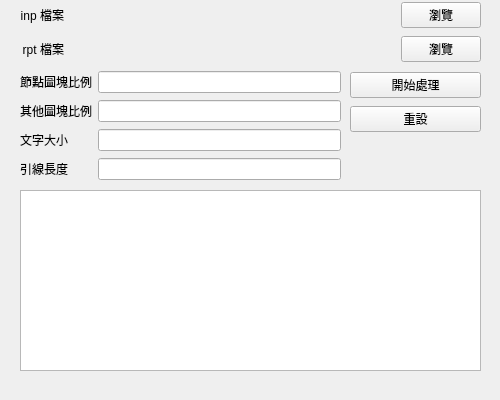
The window that ui.ui (lihsin2000/epa2hydchart) describes before a commit, drawn with Qt 5.
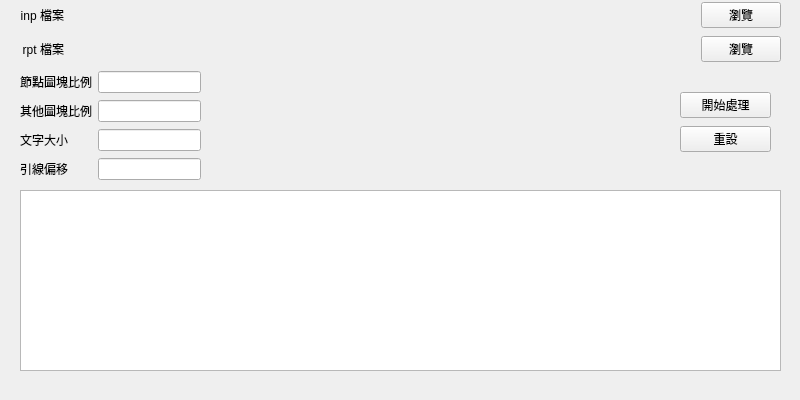
The same window after the commit. Icons and pictures are not drawn.

The edit to the form file:
```diff
--- a/ui.ui
+++ b/ui.ui
@@ -6,19 +6,19 @@
    <rect>
     <x>0</x>
     <y>0</y>
-    <width>500</width>
+    <width>800</width>
     <height>400</height>
    </rect>
   </property>
   <property name="minimumSize">
    <size>
-    <width>500</width>
+    <width>800</width>
     <height>400</height>
    </size>
   </property>
   <property name="maximumSize">
    <size>
-    <width>500</width>
+    <width>800</width>
     <height>400</height>
    </size>
   </property>
@@ -35,7 +35,7 @@
      <rect>
       <x>20</x>
       <y>70</y>
-      <width>321</width>
+      <width>181</width>
       <height>111</height>
      </rect>
     </property>
@@ -78,7 +78,7 @@
      <item row="3" column="0">
       <widget class="QLabel" name="label_7">
        <property name="text">
-        <string>引線長度</string>
+        <string>引線偏移</string>
        </property>
       </widget>
      </item>
@@ -103,7 +103,7 @@
      <rect>
       <x>20</x>
       <y>0</y>
-      <width>461</width>
+      <width>761</width>
       <height>65</height>
      </rect>
     </property>
@@ -174,9 +174,9 @@
    <widget class="QWidget" name="horizontalLayoutWidget">
     <property name="geometry">
      <rect>
-      <x>350</x>
-      <y>70</y>
-      <width>131</width>
+      <x>680</x>
+      <y>90</y>
+      <width>91</width>
       <height>65</height>
      </rect>
     </property>
@@ -202,7 +202,7 @@
      <rect>
       <x>20</x>
       <y>190</y>
-      <width>461</width>
+      <width>761</width>
       <height>181</height>
      </rect>
     </property>
```
Left out of the diff: 2 changed lines with no effect on the pictures.
